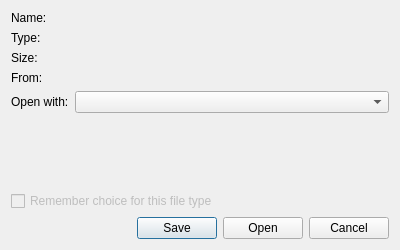
Old version of the form src/ui/TransferDialog.ui in the repository OtterBrowser/otter-browser.
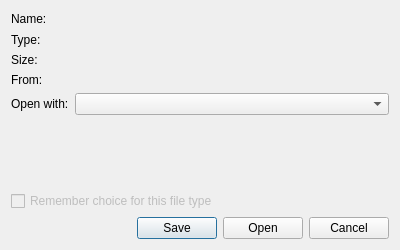
New version of the form. Custom widgets are drawn as their Qt base class.

Commit message: Hide file type icon if it is invalid, references #58

```diff
--- a/src/ui/TransferDialog.ui
+++ b/src/ui/TransferDialog.ui
@@ -55,6 +55,18 @@
       <layout class="QHBoxLayout" name="namelLayout">
        <item>
         <widget class="QLabel" name="iconLabel">
+         <property name="minimumSize">
+          <size>
+           <width>16</width>
+           <height>16</height>
+          </size>
+         </property>
+         <property name="maximumSize">
+          <size>
+           <width>16</width>
+           <height>16</height>
+          </size>
+         </property>
          <property name="text">
           <string/>
          </property>
```
The commit also changes 1 other file.
